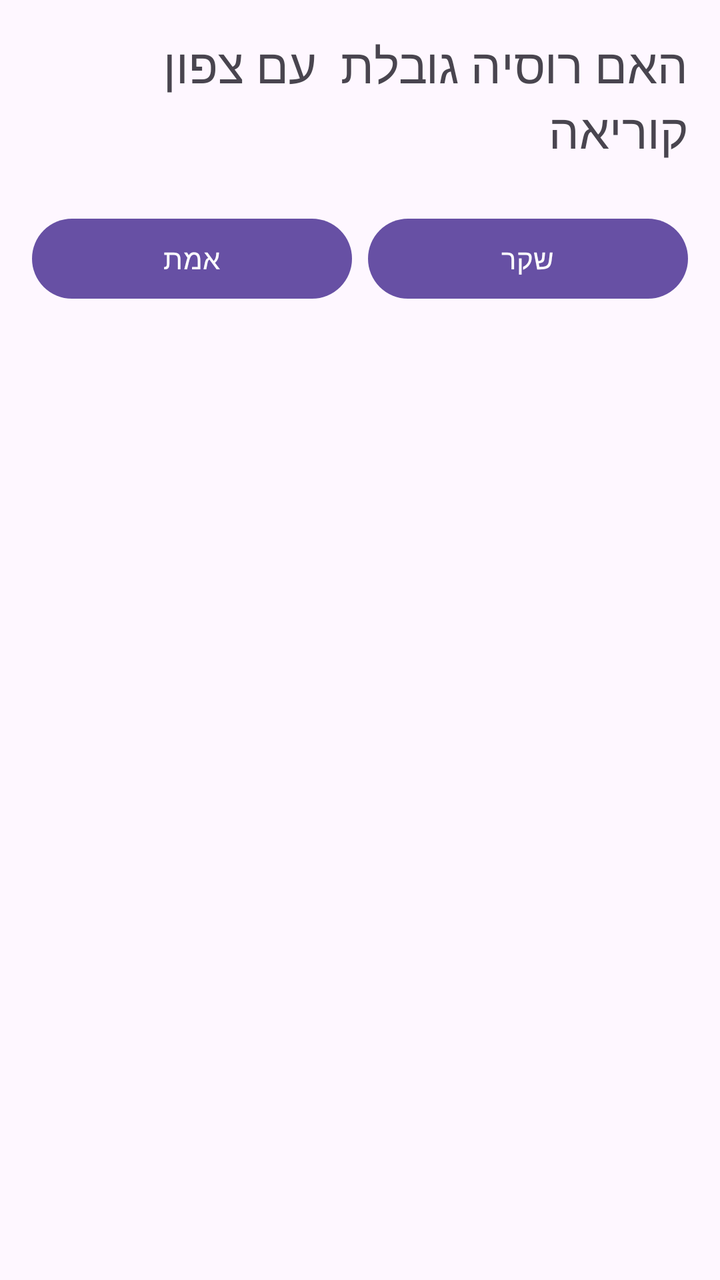
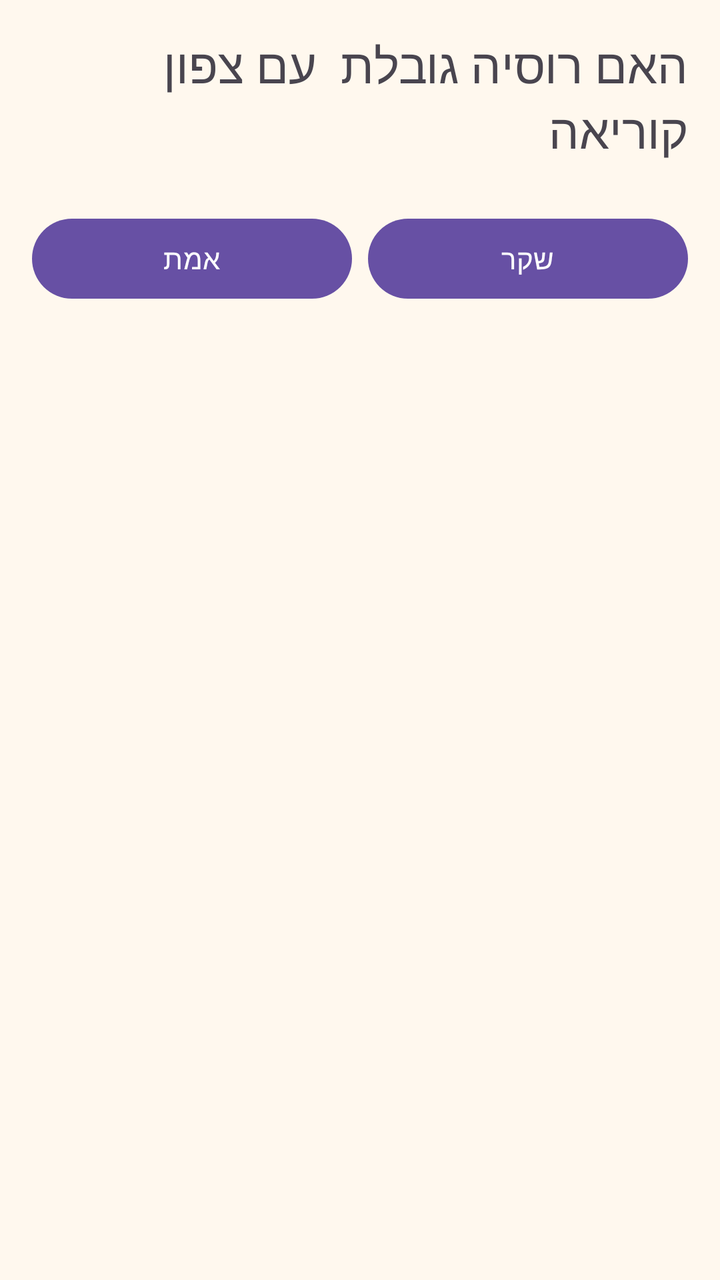

Compare the two renders of this Android layout. The source of the first and the diff that turns it into the second are given below.
<!-- AndroidManifest.xml: application theme Theme.TrueFalseQuiz -->
<!-- res/layout/activity_main.xml -->
<?xml version="1.0" encoding="utf-8"?>
<LinearLayout xmlns:android="http://schemas.android.com/apk/res/android"
    android:id="@+id/main"
    android:layout_width="match_parent"
    android:layout_height="match_parent"
    android:gravity="top|center_vertical"
    android:orientation="vertical"
    android:padding="16dp">

    

    <TextView
        android:id="@+id/tvQuestion"
        android:layout_width="match_parent"
        android:layout_height="wrap_content"
        android:text="האם רוסיה גובלת  עם צפון קוריאה"
        android:textSize="24sp" />

    <LinearLayout
        android:layout_width="match_parent"
        android:layout_height="wrap_content"
        android:layout_marginTop="24dp"
        android:orientation="horizontal">

        <Button
            android:id="@+id/btnTrue"
            android:layout_width="0dp"
            android:layout_height="wrap_content"
            android:layout_marginEnd="8dp"
            android:layout_weight="1"
            android:text="אמת" />

        <Button
            android:id="@+id/btnFalse"
            android:layout_width="0dp"
            android:layout_height="wrap_content"
            android:layout_weight="1"
            android:text="שקר" />

    </LinearLayout>
</LinearLayout>
<!-- resources referenced by this layout -->
<resources>
  <style name="Theme.TrueFalseQuiz" parent="Base.Theme.TrueFalseQuiz" />
  <style name="Base.Theme.TrueFalseQuiz" parent="Theme.Material3.DayNight.NoActionBar">
          
          
      </style>
</resources>

<!-- the commit's change to res/layout/activity_main.xml (unified diff, before → after) -->
@@ -5,7 +5,9 @@
     android:layout_height="match_parent"
     android:gravity="top|center_vertical"
     android:orientation="vertical"
-    android:padding="16dp">
+    android:padding="16dp"
+    android:background="@color/screen_bg">
+
 
     
 
<!-- resource entries referenced after the edit -->
@@ -1,5 +1,6 @@
 <!-- resources referenced by this layout -->
 <resources>
+  <color name="screen_bg">#FFF8EE</color>
   <style name="Theme.TrueFalseQuiz" parent="Base.Theme.TrueFalseQuiz" />
   <style name="Base.Theme.TrueFalseQuiz" parent="Theme.Material3.DayNight.NoActionBar">
           
